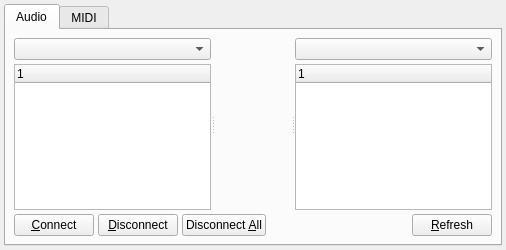
This is src/qtractorConnectForm.ui in rncbc/qtractor as Qt 5 draws it before an edit. The edited form follows.
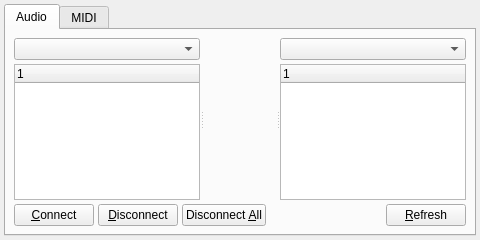
This is the edited form. Icons and pictures are not drawn. Custom widgets are drawn as their Qt base class.

The edit to the form file:
```diff
--- a/src/qtractorConnectForm.ui
+++ b/src/qtractorConnectForm.ui
@@ -26,8 +26,8 @@
    <rect>
     <x>0</x>
     <y>0</y>
-    <width>506</width>
-    <height>250</height>
+    <width>480</width>
+    <height>240</height>
    </rect>
   </property>
   <property name="sizePolicy" >
```
Left out of the diff: 26 changed lines with no effect on the pictures.
